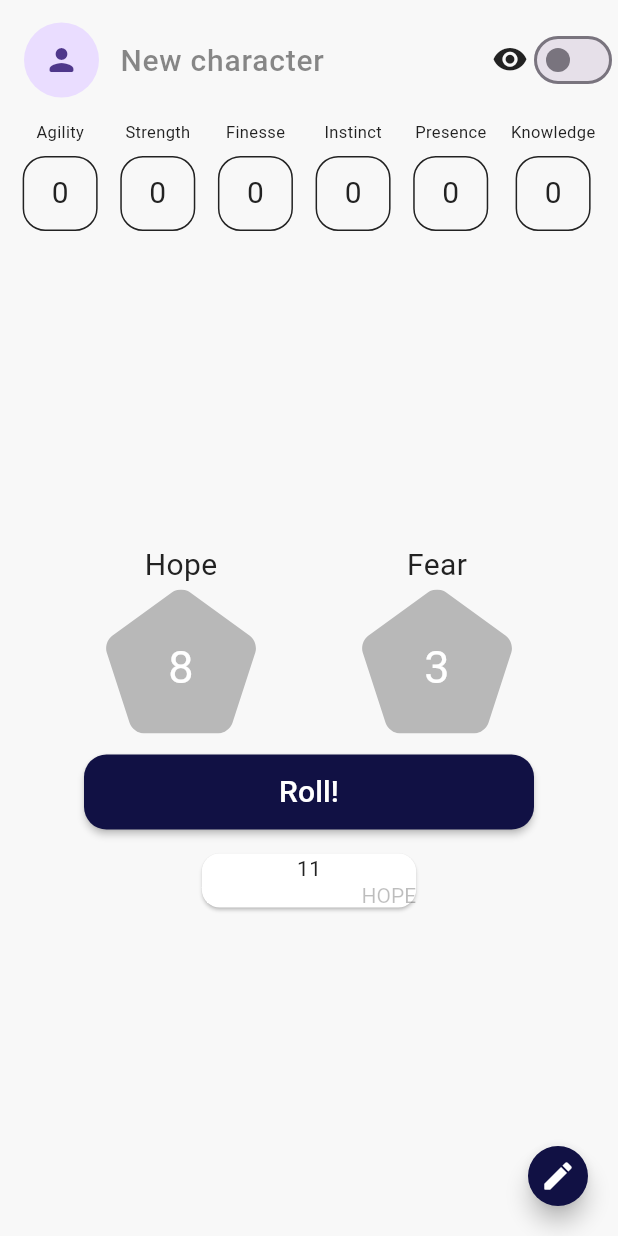
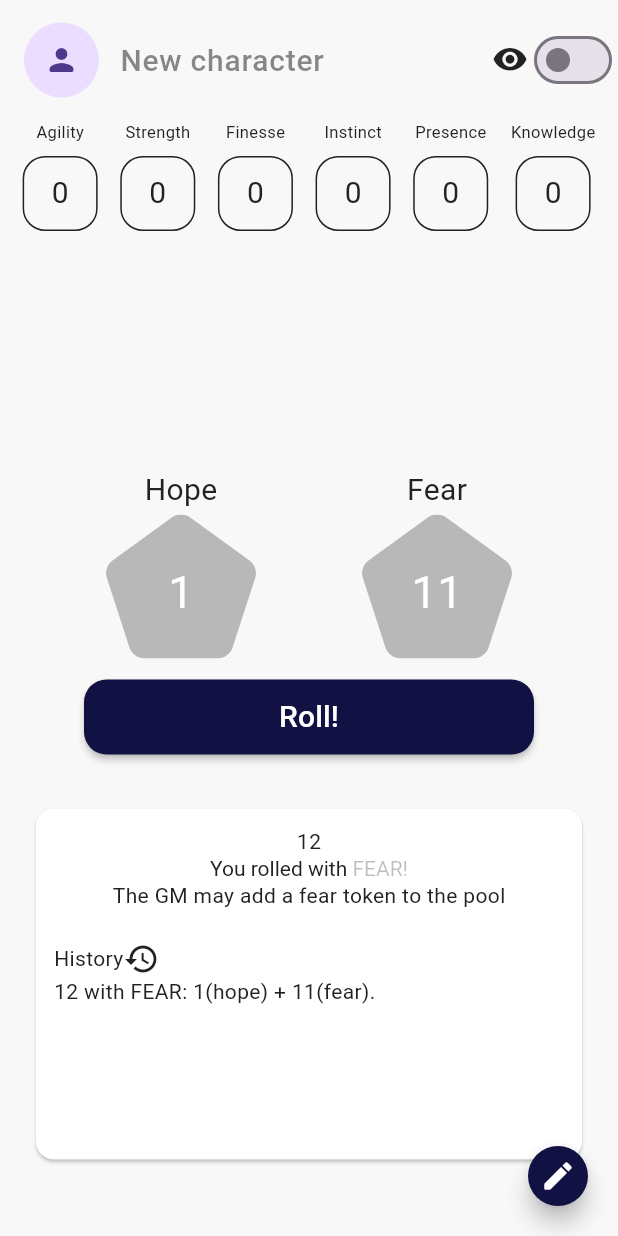
Before and after one commit to coffeelipe/daggerheart-dynamic, a Flutter app: the screen it shows after launch, after a tap on "Roll!", on a phone screen of 412 x 824 dp. Run offline on Flutter 3.47's test engine with Material 3 defaults, Android fonts, the phone set to English and light mode, and no system bars; our stand-ins replace flutter_colorpicker, flutter_svg, shared_preferences; Roboto replaces fonts that are missing (Poppins).

Commit message:
Implements the History card

```diff
--- a/dh_dynamic_project/lib/pages/home_page.dart
+++ b/dh_dynamic_project/lib/pages/home_page.dart
@@ -5,6 +5,7 @@ import 'package:flutter/material.dart';
 import 'package:flutter_application/core/theme/app_pallete.dart';
 import 'package:flutter_application/providers/dice_color_provider.dart';
 import 'package:flutter_application/providers/tap_provider.dart';
+import 'package:flutter_application/providers/theme_provider.dart';
 import 'package:flutter_application/widgets/d_twelve.dart';
 import 'package:flutter_application/widgets/stats_bar.dart';
 import 'package:provider/provider.dart';
@@ -18,24 +19,34 @@ class HomePage extends StatefulWidget {
 
 class _HomePageState extends State<HomePage> {
   final TextEditingController nameController = TextEditingController();
+  final ScrollController historyScrollCOntroller = ScrollController();
 
   bool isInEditMode = false;
+  bool areLabelsHidden = false;
+  bool hasRolled = false;
+  bool isRolling = false;
+
   int hopeDieVal = 12;
   int fearDieVal = 12;
+
+  int finalHopeVal = 12;
+  int finalFearVal = 12;
+
   int resultValue = 0;
-  bool areLabelsHidden = false;
-  bool isRolling = false;
   String characterName = 'Kaeros de Skaldrith';
+  List<String> rollHistory = [];
 
   @override
   void dispose() {
     nameController.dispose();
+    historyScrollCOntroller.dispose();
     super.dispose();
   }
 
   @override
   Widget build(BuildContext context) {
     final diceColorProvider = Provider.of<DiceColorProvider>(context);
+    final themeProvider = Provider.of<ThemeProvider>(context);
 
     return Scaffold(
       appBar: AppBar(
@@ -137,7 +148,7 @@ class _HomePageState extends State<HomePage> {
                 mainAxisAlignment: MainAxisAlignment.start,
                 children: [
                   StatsBar(isInEditMode: isInEditMode),
-                  SizedBox(height: 200),
+                  SizedBox(height: 150),
                   Row(
                     mainAxisAlignment: MainAxisAlignment.spaceEvenly,
                     children: [
@@ -166,37 +177,77 @@ class _HomePageState extends State<HomePage> {
                     ),
                   ),
                   AnimatedSize(
-                    duration: Duration(milliseconds: 500),
+                    duration: Duration(milliseconds: 300),
+                    child: hasRolled
+                        ? Padding(
+                            padding: const EdgeInsets.all(20.0),
                             child: Card(
+                              child: Padding(
+                                padding: const EdgeInsets.all(12.0),
                                 child: Column(
                                   mainAxisAlignment: MainAxisAlignment.center,
                                   children: [
-                          if (hopeDieVal == fearDieVal) ...[
+                                    if (finalHopeVal == finalFearVal) ...[
                                       Text('CRITICAL SUCCESS!'),
-                            Text('You clean 1 stress point and gain 1 hope'),
+                                      Text(
+                                        'You clean 1 stress point and gain 1 hope.',
+                                      ),
                                     ] else ...[
                                       Text(resultValue.toString()),
                                       RichText(
                                         text: TextSpan(
                                           text: 'You rolled with ',
+                                          style: TextStyle(
+                                            color: themeProvider.isDarkModeOn
+                                                ? Pallete.primaryOnDark
+                                                : Pallete.primaryOnLight,
+                                          ),
                                           children: [
                                             TextSpan(
-                                    text: hopeDieVal > fearDieVal
-                                        ? 'HOPE'
-                                        : 'FEAR',
+                                              text: finalHopeVal > finalFearVal
+                                                  ? 'HOPE!'
+                                                  : 'FEAR!',
                                               style: TextStyle(
-                                      color: hopeDieVal > fearDieVal
-                                          ? diceColorProvider.hopeColor
-                                          : diceColorProvider.fearColor,
+                                                color:
+                                                    finalHopeVal > finalFearVal
+                                                        ? diceColorProvider
+                                                            .hopeColor
+                                                        : diceColorProvider
+                                                            .fearColor,
                                               ),
                                             ),
                                           ],
                                         ),
                                       ),
-                          ]
+                                      Text(
+                                        finalHopeVal > finalFearVal ? 'You gain 1 hope' : 'The GM may add a fear token to the pool'
+                                      ),
+                                    ],
+                                    SizedBox(height: 20),
+                                    Row(
+                                      mainAxisAlignment:
+                                          MainAxisAlignment.start,
+                                      children: [
+                                        Text('History'),
+                                        Icon(Icons.history),
+                                      ],
+                                    ),
+                                    SizedBox(
+                                      height: 110,
+                                      child: ListView.builder(
+                                        controller: historyScrollCOntroller,
+                                        itemCount: rollHistory.length,
+                                        itemBuilder: (context, index) {
+                                          return Text(rollHistory[index]);
+                                        },
+                                      ),
+                                    ),
                                   ],
                                 ),
                               ),
+                            ),
+                          )
+                        : SizedBox.shrink(),
                   ),
                 ],
               ),
@@ -220,11 +271,18 @@ class _HomePageState extends State<HomePage> {
   }
 
   void rollDice(int modifier) {
+    final statTapProvider =
+        Provider.of<StatTapProvider>(context, listen: false);
+    final tappedStatName = statTapProvider.tappedStat;
     final random = Random();
 
     if (isRolling) return; // prevent overlapping rolls
 
+    setState(() {
       isRolling = true;
+      hasRolled = true;
+    });
+
     int rollDuration = 300; // total duration in ms
     int interval = 50; // time between number changes
     int elapsed = 0;
@@ -233,13 +291,44 @@ class _HomePageState extends State<HomePage> {
       setState(() {
         hopeDieVal = random.nextInt(12) + 1;
         fearDieVal = random.nextInt(12) + 1;
-        resultValue = hopeDieVal + fearDieVal + modifier;
       });
 
       elapsed += interval;
       if (elapsed >= rollDuration) {
         timer.cancel();
+        finalHopeVal = random.nextInt(12) + 1;
+        finalFearVal = random.nextInt(12) + 1;
+
+        resultValue = finalHopeVal + finalFearVal + modifier;
+
+        final String hopeOrFear = finalHopeVal > finalFearVal ? 'HOPE' : 'FEAR';
+
+        if (finalHopeVal == finalFearVal) {
+          rollHistory
+              .add('CRITICAL SUCCESS: $finalHopeVal(hope) + $finalFearVal(fear).');
+        } else {
+          rollHistory.add(
+            modifier > 0
+                ? '$resultValue with $hopeOrFear: $finalHopeVal(hope) + $finalFearVal(fear) + $modifier($tappedStatName).'
+                : '$resultValue with $hopeOrFear: $finalHopeVal(hope) + $finalFearVal(fear).',
+          );
+        }
+
+        WidgetsBinding.instance.addPostFrameCallback((_) {
+          if (historyScrollCOntroller.hasClients) {
+            historyScrollCOntroller.animateTo(
+              historyScrollCOntroller.position.maxScrollExtent,
+              duration: Duration(milliseconds: 300),
+              curve: Curves.easeOut,
+            );
+          }
+        });
+
+        setState(() {
+          hopeDieVal = finalHopeVal;
+          fearDieVal = finalFearVal;
           isRolling = false;
+        });
       }
     });
   }
```
Lines whose indentation alone changed are shown as unchanged.
